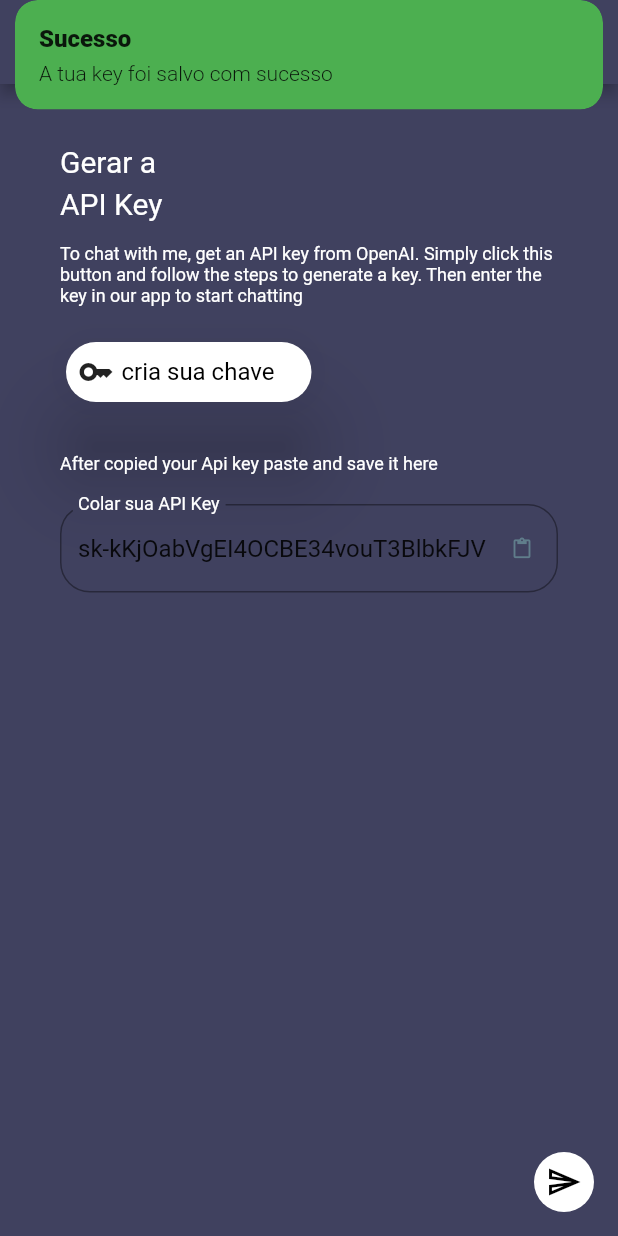
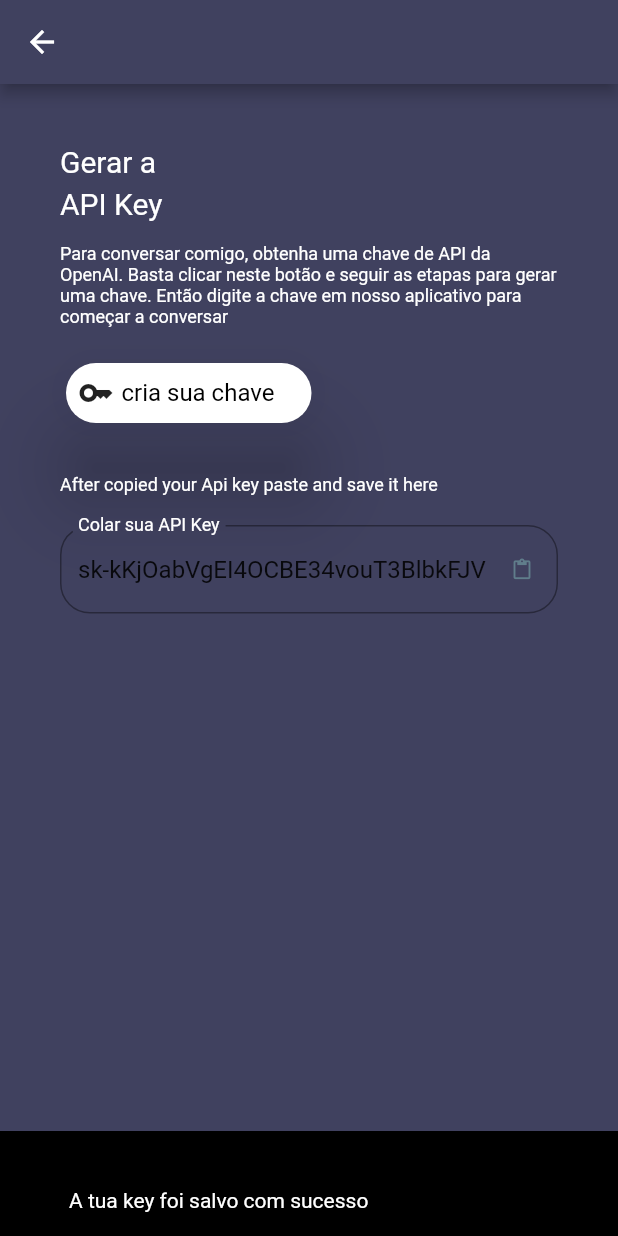
Before and after one commit to Jacob-dvlp/chat-master, a Flutter app: the KeyGeneratePage screen opened by its route, after a tap on the "send" icon, on a phone screen of 412 x 824 dp. Run offline on Flutter 3.47's test engine with Material 2 defaults, Android fonts, the light colour scheme and no system bars; our stand-ins replace dio, get, image_picker, shared_preferences; missing offline and left inert: google_ml_kit; accounts and stored records are empty.

Commit message:
chege lib

```diff
--- a/lib/main.dart
+++ b/lib/main.dart
@@ -1,5 +1,4 @@
 import 'package:flutter/material.dart';
-import 'package:shared_preferences/shared_preferences.dart';
 
 import 'presenter/home_app.dart';
 
--- a/lib/presenter/chat_gpt/chat_gpt_controller.dart
+++ b/lib/presenter/chat_gpt/chat_gpt_controller.dart
@@ -141,4 +141,15 @@ class ChatGptController extends GetxController {
       return;
     }
   }
+
+  Future getKey() async {
+    SharedPreferences sharedPreferences = await SharedPreferences.getInstance();
+    key = sharedPreferences.getString("key") ?? "";
+  }
+
+  @override
+  void onInit() {
+    getKey();
+    super.onInit();
+  }
 }
--- a/lib/presenter/key_generate/key_generate_controller.dart
+++ b/lib/presenter/key_generate/key_generate_controller.dart
@@ -16,9 +16,43 @@ class KeyGenerateController extends GetxController {
         duration: const Duration(seconds: 4),
       );
     }
-    sharedPreferences.setString("key", controller.text);
-    return Get.snackbar("Sucesso", "A tua key foi salvo com sucesso",
-        backgroundColor: Colors.green);
+    if (controller.text.length == 51) {
+      await sharedPreferences.setString("key", controller.text);
+      return Get.showSnackbar(
+        const GetSnackBar(
+            titleText: Text("Sucesso"),
+            messageText: Text(
+              "A tua key foi salvo com sucesso",
+              style: TextStyle(
+                color: Colors.white,
+              ),
+            ),
+            duration: Duration(seconds: 4),
+            icon: Icon(Icons.check),
+            backgroundColor: Colors.black),
+      );
+    } else {
+      return Get.showSnackbar(const GetSnackBar(
+          titleText: Text(
+            "Inválido",
+            style: TextStyle(
+              fontWeight: FontWeight.bold,
+              color: Colors.white,
+            ),
+          ),
+          duration: Duration(seconds: 4),
+          messageText: Text(
+            "O tipo de Key inserido é inválido",
+            style: TextStyle(
+              color: Colors.white,
+            ),
+          ),
+          icon: Icon(
+            Icons.info_outline,
+            color: Colors.white,
+          ),
+          backgroundColor: Colors.red));
+    }
   }
 
   clipPaste({required String value}) {
--- a/lib/presenter/key_generate/key_generate_page.dart
+++ b/lib/presenter/key_generate/key_generate_page.dart
@@ -32,6 +32,7 @@ class KeyGeneratePage extends GetView<KeyGenerateController> {
       body: SafeArea(
         child: Container(
           padding: const EdgeInsets.only(left: 40.0, right: 40.0, top: 20.0),
+          child: SingleChildScrollView(
             child: Column(
               crossAxisAlignment: CrossAxisAlignment.start,
               children: [
@@ -53,8 +54,8 @@ class KeyGeneratePage extends GetView<KeyGenerateController> {
                   height: 15.0,
                 ),
                 const Text(
-                'To chat with me, get an API key from OpenAI. Simply click this button and follow the steps to generate a key. '
-                'Then enter the key in our app to start chatting',
+                  'Para conversar comigo, obtenha uma chave de API da OpenAI. Basta clicar neste botão e seguir as etapas para gerar uma chave. '
+                  'Então digite a chave em nosso aplicativo para começar a conversar',
                   style: TextStyle(fontSize: 12.0, color: Colors.white),
                 ),
                 const SizedBox(
@@ -139,6 +140,7 @@ class KeyGeneratePage extends GetView<KeyGenerateController> {
             ),
           ),
         ),
+      ),
     );
   }
 }
```
Lines whose indentation alone changed are shown as unchanged.
